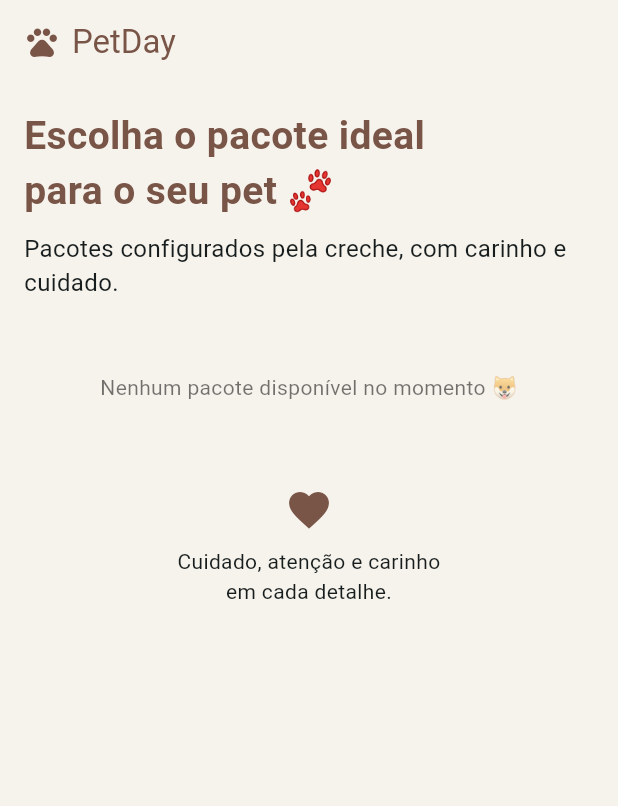
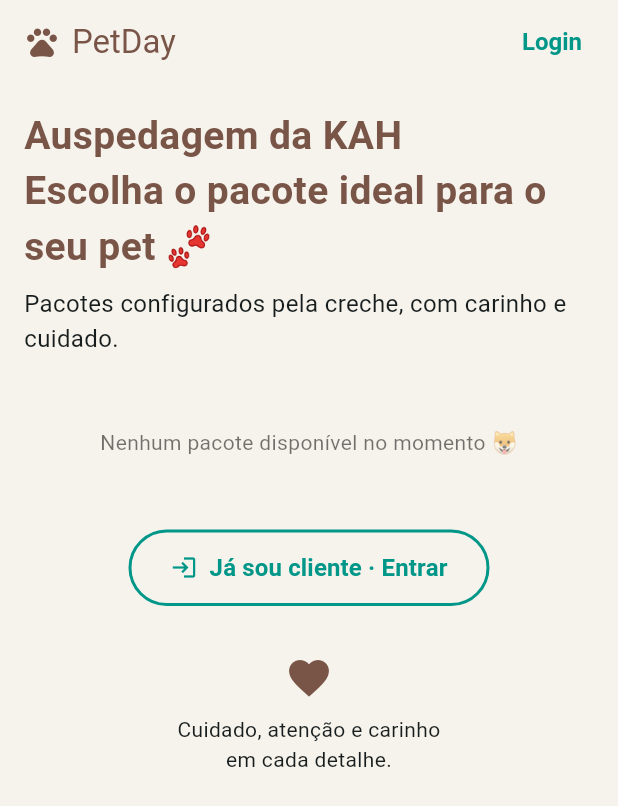
Before and after one commit to natanjoe/petday, a Flutter app: the screen it shows after launch, on a phone screen of 412 x 824 dp. Shown: the top 806 px of the screen. Run offline on Flutter 3.47's test engine with Material 3 defaults, Android fonts, the phone set to English and light mode, and no system bars; our stand-ins replace cloud_firestore, cloud_functions, firebase_auth, firebase_core; accounts and stored records are empty; generated files the repository leaves out were written again.

```diff
--- a/lib/features/tutor/landing_tutor_page.dart
+++ b/lib/features/tutor/landing_tutor_page.dart
@@ -13,16 +13,37 @@ class LandingTutorPage extends StatelessWidget {
 
     return Scaffold(
       backgroundColor: const Color(0xFFF6F2EC),
-      appBar: AppBar(
+     appBar: AppBar(
         backgroundColor: Colors.transparent,
         elevation: 0,
         title: const Row(
           children: [
             Icon(Icons.pets, color: Colors.brown),
             SizedBox(width: 8),
-            Text('PetDay', style: TextStyle(color: Colors.brown)),
+            Text(
+              'PetDay',
+              style: TextStyle(color: Colors.brown),
+            ),
           ],
         ),
+        actions: [
+          Padding(
+            padding: const EdgeInsets.only(right: 12),
+            child: TextButton(
+              onPressed: () {
+                Navigator.of(context).pushNamed('/login');
+              },
+              style: TextButton.styleFrom(
+                foregroundColor: Colors.teal,
+                textStyle: const TextStyle(
+                  fontSize: 16,
+                  fontWeight: FontWeight.w600,
+                ),
+              ),
+              child: const Text('Login'),
+            ),
+          ),
+        ],
       ),
       body: SingleChildScrollView(
         padding: const EdgeInsets.all(16),
@@ -30,7 +51,8 @@ class LandingTutorPage extends StatelessWidget {
           crossAxisAlignment: CrossAxisAlignment.start,
           children: [
             const Text(
-              'Escolha o pacote ideal\npara o seu pet 🐾',
+              'Auspedagem da KAH\n'
+              'Escolha o pacote ideal para o seu pet 🐾',
               style: TextStyle(
                 fontSize: 26,
                 fontWeight: FontWeight.bold,
@@ -99,6 +121,36 @@ class LandingTutorPage extends StatelessWidget {
               },
             ),
 
+            const SizedBox(height: 24),
+
+            Center(
+              child: OutlinedButton.icon(
+                onPressed: () {
+                  Navigator.of(context).pushNamed('/login');
+                },
+                icon: const Icon(Icons.login),
+                label: const Text(
+                  'Já sou cliente · Entrar',
+                  style: TextStyle(
+                    fontWeight: FontWeight.w600,
+                    fontSize: 16,
+                  ),
+                ),
+                style: OutlinedButton.styleFrom(
+                  foregroundColor: Colors.teal,
+                  side: const BorderSide(color: Colors.teal, width: 2),
+                  padding: const EdgeInsets.symmetric(
+                    horizontal: 28,
+                    vertical: 14,
+                  ),
+                  shape: RoundedRectangleBorder(
+                    borderRadius: BorderRadius.circular(35), // combina com os cards
+                  ),
+                ),
+              ),
+            ),
+
+
             const SizedBox(height: 32),
             const Center(
               child: Column(
@@ -139,11 +191,11 @@ class _PacoteCard extends StatelessWidget {
   @override
   Widget build(BuildContext context) {
     return InkWell(
-      borderRadius: BorderRadius.circular(18),
+      borderRadius: BorderRadius.circular(35),
       onTap: onTap,
       child: Container(
         decoration: BoxDecoration(
-          borderRadius: BorderRadius.circular(18),
+          borderRadius: BorderRadius.circular(35),
           image: imagemFundoUrl != null
               ? DecorationImage(
                   image: NetworkImage(imagemFundoUrl!),
@@ -154,13 +206,14 @@ class _PacoteCard extends StatelessWidget {
         ),
         child: Container(
           decoration: BoxDecoration(
-            borderRadius: BorderRadius.circular(18),
+            borderRadius: BorderRadius.circular(35),
             gradient: const LinearGradient(
               begin: Alignment.topCenter,
               end: Alignment.bottomCenter,
               colors: [
                 Colors.transparent,
-                Color.fromARGB(180, 0, 0, 0),
+               Color.fromARGB(120, 0, 0, 0),
+               Color.fromARGB(200, 0, 0, 0),
               ],
             ),
           ),
```
Also changed, not shown: assets/pacotes/login.png (added), assets/pacotes/logoAuspedagemdaKah.png (added), assets/pacotes/logout.png (added).
